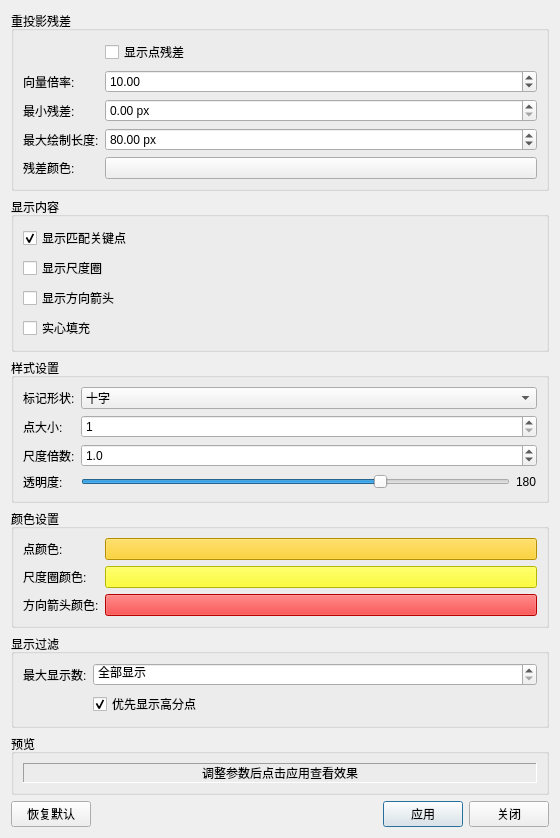
The window that src/gui/dialogs/tie_points/FeaturePointVisualizationDialog.ui (guderianXu/plascan) describes before a commit, drawn with Qt 5.
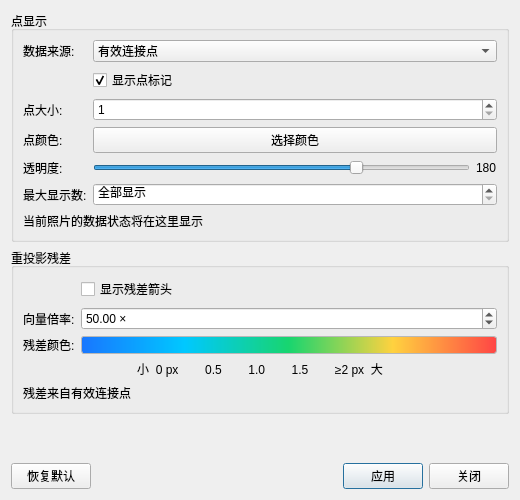
The same window after the commit.

```diff
--- a/src/gui/dialogs/tie_points/FeaturePointVisualizationDialog.ui
+++ b/src/gui/dialogs/tie_points/FeaturePointVisualizationDialog.ui
@@ -3,157 +3,41 @@
  <class>FeaturePointVisualizationDialog</class>
  <widget class="QDialog" name="FeaturePointVisualizationDialog">
   <property name="geometry">
-   <rect>
-    <x>0</x>
-    <y>0</y>
-    <width>560</width>
-    <height>680</height>
-   </rect>
+   <rect><x>0</x><y>0</y><width>520</width><height>500</height></rect>
   </property>
-  <property name="windowTitle">
-   <string>匹配观测显示设置</string>
+  <property name="minimumSize">
+   <size><width>480</width><height>460</height></size>
   </property>
   <layout class="QVBoxLayout" name="mainLayout">
    <item>
-    <widget class="QGroupBox" name="residualGroup">
-     <property name="title">
-      <string>重投影残差</string>
-     </property>
-     <layout class="QFormLayout" name="residualForm">
-     <item row="0" column="1">
-      <widget class="QCheckBox" name="m_showResidualsChk">
-       <property name="text"><string>显示点残差</string></property>
-       <property name="toolTip"><string>绘制观测像素到三维点重投影像素的真实残差向量</string></property>
-      </widget>
-     </item>
-     <item row="1" column="0"><widget class="QLabel" name="residualScaleLabel"><property name="text"><string>向量倍率:</string></property></widget></item>
-     <item row="1" column="1">
-      <widget class="QDoubleSpinBox" name="m_residualScaleSpin">
-       <property name="minimum"><double>0.100000000000000</double></property>
-       <property name="maximum"><double>100.000000000000000</double></property>
-       <property name="value"><double>10.000000000000000</double></property>
-      </widget>
-     </item>
-     <item row="2" column="0"><widget class="QLabel" name="minimumResidualLabel"><property name="text"><string>最小残差:</string></property></widget></item>
-     <item row="2" column="1">
-      <widget class="QDoubleSpinBox" name="m_minimumResidualSpin">
-       <property name="suffix"><string> px</string></property>
-       <property name="maximum"><double>1000.000000000000000</double></property>
-      </widget>
-     </item>
-     <item row="3" column="0"><widget class="QLabel" name="maximumResidualLengthLabel"><property name="text"><string>最大绘制长度:</string></property></widget></item>
-     <item row="3" column="1">
-      <widget class="QDoubleSpinBox" name="m_maximumResidualLengthSpin">
-       <property name="suffix"><string> px</string></property>
-       <property name="specialValueText"><string>不限</string></property>
-       <property name="maximum"><double>1000.000000000000000</double></property>
-       <property name="value"><double>80.000000000000000</double></property>
-      </widget>
-     </item>
-     <item row="4" column="0"><widget class="QLabel" name="residualColorLabel"><property name="text"><string>残差颜色:</string></property></widget></item>
-     <item row="4" column="1"><widget class="QPushButton" name="m_residualColorBtn"><property name="text"><string>    </string></property></widget></item>
-     </layout>
-    </widget>
-   </item>
-   <item>
-    <widget class="QGroupBox" name="displayGroup">
-     <property name="title">
-      <string>显示内容</string>
-     </property>
-     <layout class="QVBoxLayout" name="displayLayout">
-      <item>
+    <widget class="QGroupBox" name="pointGroup">
+     <property name="title"><string>点显示</string></property>
+     <layout class="QFormLayout" name="pointForm">
+      <item row="0" column="0">
+       <widget class="QLabel" name="pointSourceLabel">
+        <property name="text"><string>数据来源:</string></property>
+        <property name="buddy"><cstring>m_pointSourceCombo</cstring></property>
+       </widget>
+      </item>
+      <item row="0" column="1">
+       <widget class="QComboBox" name="m_pointSourceCombo">
+        <property name="toolTip">
+         <string>提取特征点为检测器全部输出；原始匹配点为匹配记录引用的点；
+有效连接点为当前空三成果中的有效观测</string>
+        </property>
+        <property name="currentIndex"><number>2</number></property>
+        <item><property name="text"><string>提取特征点</string></property></item>
+        <item><property name="text"><string>原始匹配点</string></property></item>
+        <item><property name="text"><string>有效连接点</string></property></item>
+       </widget>
+      </item>
+      <item row="1" column="1">
        <widget class="QCheckBox" name="m_showPointsChk">
-        <property name="toolTip">
-         <string>显示关键点中心标记</string>
-        </property>
-        <property name="text">
-         <string>显示匹配关键点</string>
-        </property>
-        <property name="checked">
-         <bool>true</bool>
-        </property>
+        <property name="text"><string>显示点标记</string></property>
+        <property name="checked"><bool>true</bool></property>
        </widget>
       </item>
-      <item>
-       <widget class="QCheckBox" name="m_showScaleChk">
-        <property name="toolTip">
-         <string>显示关键点的尺度圆圈（基于KeyPoint.size）</string>
-        </property>
-        <property name="text">
-         <string>显示尺度圈</string>
-        </property>
-       </widget>
-      </item>
-      <item>
-       <widget class="QCheckBox" name="m_showOrientationChk">
-        <property name="toolTip">
-          <string>显示匹配结果中保存的 SIFT 关键点方向</string>
-        </property>
-        <property name="text">
-         <string>显示方向箭头</string>
-        </property>
-       </widget>
-      </item>
-      <item>
-       <widget class="QCheckBox" name="m_useFillChk">
-        <property name="toolTip">
-         <string>使用实心标记（默认空心）</string>
-        </property>
-        <property name="text">
-         <string>实心填充</string>
-        </property>
-       </widget>
-      </item>
-     </layout>
-    </widget>
-   </item>
-   <item>
-    <widget class="QGroupBox" name="styleGroup">
-     <property name="title">
-      <string>样式设置</string>
-     </property>
-     <layout class="QFormLayout" name="styleForm">
-      <item row="0" column="0">
-       <widget class="QLabel" name="markerShapeLabel">
-        <property name="text">
-         <string>标记形状:</string>
-        </property>
-        <property name="buddy">
-         <cstring>m_markerShapeCombo</cstring>
-        </property>
-       </widget>
-      </item>
-      <item row="0" column="1">
-       <widget class="QComboBox" name="m_markerShapeCombo">
-        <property name="toolTip">
-         <string>特征点标记的形状</string>
-        </property>
-        <property name="currentIndex">
-         <number>2</number>
-        </property>
-        <item>
-         <property name="text">
-          <string>点</string>
-         </property>
-        </item>
-        <item>
-         <property name="text">
-          <string>圆形</string>
-         </property>
-        </item>
-        <item>
-         <property name="text">
-          <string>十字</string>
-         </property>
-        </item>
-        <item>
-         <property name="text">
-          <string>加号</string>
-         </property>
-        </item>
-       </widget>
-      </item>
-      <item row="1" column="0">
+      <item row="2" column="0">
        <widget class="QLabel" name="pointSizeLabel">
         <property name="text">
          <string>点大小:</string>
@@ -163,62 +47,30 @@
         </property>
        </widget>
       </item>
-      <item row="1" column="1">
+      <item row="2" column="1">
        <widget class="QSpinBox" name="m_pointSizeSpin">
-        <property name="toolTip">
-         <string>特征点标记的大小（像素）</string>
-        </property>
-        <property name="minimum">
-         <number>1</number>
-        </property>
-        <property name="maximum">
-         <number>20</number>
-        </property>
-        <property name="value">
-         <number>1</number>
-        </property>
-       </widget>
-      </item>
-      <item row="2" column="0">
-       <widget class="QLabel" name="scaleMultiplierLabel">
-        <property name="text">
-         <string>尺度倍数:</string>
-        </property>
-        <property name="buddy">
-         <cstring>m_scaleMultiplierSpin</cstring>
-        </property>
-       </widget>
-      </item>
-      <item row="2" column="1">
-       <widget class="QDoubleSpinBox" name="m_scaleMultiplierSpin">
-        <property name="toolTip">
-         <string>尺度圈相对于KeyPoint.size的倍数</string>
-        </property>
-        <property name="decimals">
-         <number>1</number>
-        </property>
-        <property name="minimum">
-         <double>0.100000000000000</double>
-        </property>
-        <property name="maximum">
-         <double>10.000000000000000</double>
-        </property>
-        <property name="singleStep">
-         <double>0.100000000000000</double>
-        </property>
-        <property name="value">
-         <double>1.000000000000000</double>
-        </property>
+        <property name="minimum"><number>1</number></property>
+        <property name="maximum"><number>12</number></property>
+        <property name="value"><number>1</number></property>
        </widget>
       </item>
       <item row="3" column="0">
-       <widget class="QLabel" name="opacityTitleLabel">
-        <property name="text">
-         <string>透明度:</string>
-        </property>
+       <widget class="QLabel" name="pointColorLabel">
+        <property name="text"><string>点颜色:</string></property>
+        <property name="buddy"><cstring>m_pointColorBtn</cstring></property>
        </widget>
       </item>
       <item row="3" column="1">
+       <widget class="QPushButton" name="m_pointColorBtn">
+        <property name="text"><string>选择颜色</string></property>
+       </widget>
+      </item>
+      <item row="4" column="0">
+       <widget class="QLabel" name="opacityTitleLabel">
+        <property name="text"><string>透明度:</string></property>
+       </widget>
+      </item>
+      <item row="4" column="1">
        <layout class="QHBoxLayout" name="opacityLayout">
         <item>
          <widget class="QSlider" name="m_opacitySlider">
@@ -248,94 +100,7 @@
         </item>
        </layout>
       </item>
-     </layout>
-    </widget>
-   </item>
-   <item>
-    <widget class="QGroupBox" name="colorGroup">
-     <property name="title">
-      <string>颜色设置</string>
-     </property>
-     <layout class="QFormLayout" name="colorForm">
-      <item row="0" column="0">
-       <widget class="QLabel" name="pointColorLabel">
-        <property name="text">
-         <string>点颜色:</string>
-        </property>
-        <property name="buddy">
-         <cstring>m_pointColorBtn</cstring>
-        </property>
-       </widget>
-      </item>
-      <item row="0" column="1">
-       <widget class="QPushButton" name="m_pointColorBtn">
-        <property name="toolTip">
-         <string>点击选择特征点颜色</string>
-        </property>
-        <property name="styleSheet">
-         <string notr="true">background-color: rgb(255, 200, 0);</string>
-        </property>
-        <property name="text">
-         <string>    </string>
-        </property>
-       </widget>
-      </item>
-      <item row="1" column="0">
-       <widget class="QLabel" name="scaleColorLabel">
-        <property name="text">
-         <string>尺度圈颜色:</string>
-        </property>
-        <property name="buddy">
-         <cstring>m_scaleColorBtn</cstring>
-        </property>
-       </widget>
-      </item>
-      <item row="1" column="1">
-       <widget class="QPushButton" name="m_scaleColorBtn">
-        <property name="toolTip">
-         <string>点击选择尺度圈颜色</string>
-        </property>
-        <property name="styleSheet">
-         <string notr="true">background-color: rgb(255, 255, 0);</string>
-        </property>
-        <property name="text">
-         <string>    </string>
-        </property>
-       </widget>
-      </item>
-      <item row="2" column="0">
-       <widget class="QLabel" name="orientColorLabel">
-        <property name="text">
-         <string>方向箭头颜色:</string>
-        </property>
-        <property name="buddy">
-         <cstring>m_orientColorBtn</cstring>
-        </property>
-       </widget>
-      </item>
-      <item row="2" column="1">
-       <widget class="QPushButton" name="m_orientColorBtn">
-        <property name="toolTip">
-         <string>点击选择方向箭头颜色</string>
-        </property>
-        <property name="styleSheet">
-         <string notr="true">background-color: rgb(255, 0, 0);</string>
-        </property>
-        <property name="text">
-         <string>    </string>
-        </property>
-       </widget>
-      </item>
-     </layout>
-    </widget>
-   </item>
-   <item>
-    <widget class="QGroupBox" name="filterGroup">
-     <property name="title">
-      <string>显示过滤</string>
-     </property>
-     <layout class="QFormLayout" name="filterForm">
-      <item row="0" column="0">
+      <item row="5" column="0">
        <widget class="QLabel" name="maxDisplayLabel">
         <property name="text">
          <string>最大显示数:</string>
@@ -345,63 +110,80 @@
         </property>
        </widget>
       </item>
-      <item row="0" column="1">
+      <item row="5" column="1">
        <widget class="QSpinBox" name="m_maxDisplaySpin">
-        <property name="toolTip">
-         <string>限制显示的特征点数量
-0 = 全部显示</string>
-        </property>
-        <property name="specialValueText">
-         <string>全部显示</string>
-        </property>
-        <property name="maximum">
-         <number>100000</number>
-        </property>
+        <property name="specialValueText"><string>全部显示</string></property>
+        <property name="maximum"><number>100000</number></property>
+       </widget>
+      </item>
+      <item row="6" column="0" colspan="2">
+       <widget class="QLabel" name="m_pointStatusLabel">
+        <property name="text"><string>当前照片的数据状态将在这里显示</string></property>
+        <property name="wordWrap"><bool>true</bool></property>
+       </widget>
+      </item>
+     </layout>
+    </widget>
+   </item>
+   <item>
+    <widget class="QGroupBox" name="residualGroup">
+     <property name="title"><string>重投影残差</string></property>
+     <layout class="QFormLayout" name="residualForm">
+      <item row="0" column="1">
+       <widget class="QCheckBox" name="m_showResidualsChk">
+        <property name="text"><string>显示残差箭头</string></property>
+        <property name="toolTip"><string>从观测像素指向三维点重投影像素</string></property>
+       </widget>
+      </item>
+      <item row="1" column="0">
+       <widget class="QLabel" name="residualScaleLabel">
+        <property name="text"><string>向量倍率:</string></property>
+        <property name="buddy"><cstring>m_residualScaleSpin</cstring></property>
        </widget>
       </item>
       <item row="1" column="1">
-       <widget class="QCheckBox" name="m_showTopScoresChk">
-        <property name="toolTip">
-         <string>当限制显示数量时，优先显示score最高的点</string>
+       <widget class="QDoubleSpinBox" name="m_residualScaleSpin">
+        <property name="suffix"><string> ×</string></property>
+        <property name="minimum"><double>1.000000000000000</double></property>
+        <property name="maximum"><double>100.000000000000000</double></property>
+        <property name="value"><double>50.000000000000000</double></property>
+       </widget>
+      </item>
+      <item row="2" column="0">
+       <widget class="QLabel" name="residualColorLabel">
+        <property name="text"><string>残差颜色:</string></property>
+       </widget>
+      </item>
+      <item row="2" column="1">
+       <widget class="QLabel" name="m_residualColorLegend">
+        <property name="minimumSize"><size><width>220</width><height>18</height></size></property>
+        <property name="toolTip"><string>颜色按未放大的真实重投影残差分级</string></property>
+        <property name="styleSheet">
+         <string notr="true">border: 1px solid palette(mid); border-radius: 3px; background: qlineargradient(x1:0, y1:0, x2:1, y2:0, stop:0 #1976ff, stop:0.25 #00c8ff, stop:0.5 #18d56f, stop:0.75 #ffd23f, stop:1 #ff4545);</string>
         </property>
-        <property name="text">
-         <string>优先显示高分点</string>
-        </property>
-        <property name="checked">
-         <bool>true</bool>
-        </property>
+        <property name="text"><string/></property>
+       </widget>
+      </item>
+      <item row="3" column="0" colspan="2">
+       <widget class="QLabel" name="m_residualLegendTicks">
+        <property name="text"><string>小  0 px        0.5        1.0        1.5        ≥2 px  大</string></property>
+        <property name="alignment"><set>Qt::AlignCenter</set></property>
+       </widget>
+      </item>
+      <item row="4" column="0" colspan="2">
+       <widget class="QLabel" name="m_residualStatusLabel">
+        <property name="text"><string>残差来自有效连接点</string></property>
+        <property name="wordWrap"><bool>true</bool></property>
        </widget>
       </item>
      </layout>
     </widget>
    </item>
    <item>
-    <widget class="QGroupBox" name="previewGroup">
-     <property name="title">
-      <string>预览</string>
-     </property>
-     <layout class="QVBoxLayout" name="previewLayout">
-      <item>
-       <widget class="QLabel" name="m_previewLabel">
-        <property name="minimumHeight">
-         <number>36</number>
-        </property>
-        <property name="frameShape">
-         <enum>QFrame::Panel</enum>
-        </property>
-        <property name="frameShadow">
-         <enum>QFrame::Sunken</enum>
-        </property>
-        <property name="text">
-         <string>调整参数后点击应用查看效果</string>
-        </property>
-        <property name="alignment">
-         <set>Qt::AlignCenter</set>
-        </property>
-       </widget>
-      </item>
-     </layout>
-    </widget>
+    <spacer name="verticalSpacer">
+     <property name="orientation"><enum>Qt::Vertical</enum></property>
+     <property name="sizeHint" stdset="0"><size><width>20</width><height>8</height></size></property>
+    </spacer>
    </item>
    <item>
     <layout class="QHBoxLayout" name="buttonLayout">
```
Left out of the diff: 67 changed lines with no effect on the pictures.
